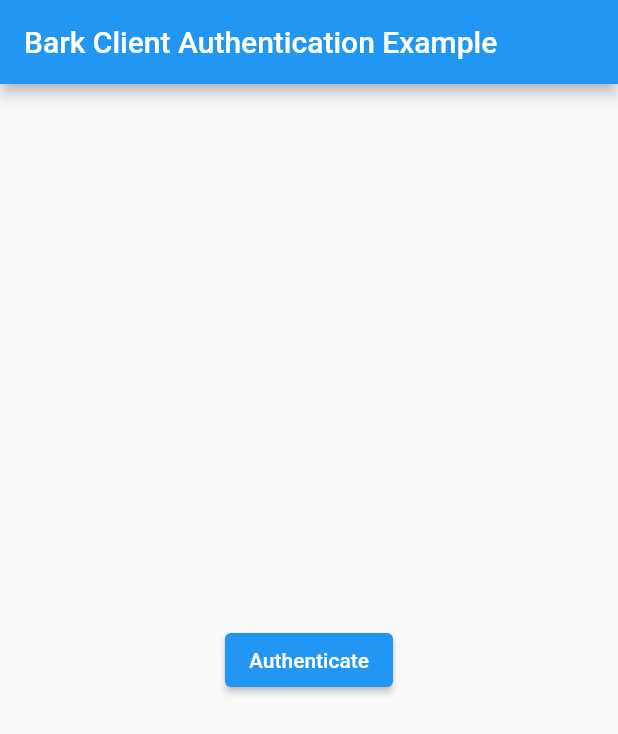
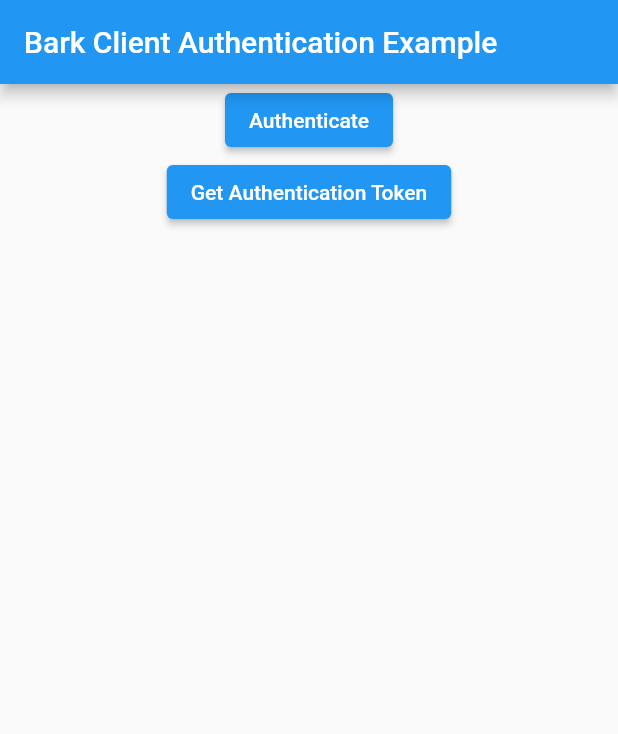
Before and after one commit to barksh/Bark-Client-Authentication-Flutter, a Flutter app: the screen it shows after launch, after a tap on "Authenticate", on a phone screen of 412 x 824 dp. Shown: the top 734 px of the screen. Run offline on Flutter 3.47's test engine with Material 2 defaults, Android fonts, the phone set to English and light mode, and no system bars; our stand-ins replace basic_utils, dio, flutter_secure_storage; missing offline and left inert: flutter_web_auth_2, logo; network calls fail.

Commit message:
add verbose and testing cases

```diff
--- a/example/lib/main.dart
+++ b/example/lib/main.dart
@@ -1,6 +1,6 @@
 import 'package:bark/bark.dart';
-import 'package:bark_example/util/log.dart';
 import 'package:flutter/material.dart';
+import 'package:logo/logo.dart';
 
 void main() {
   runApp(const MyApp());
@@ -18,11 +18,11 @@ class MyApp extends StatefulWidget {
 class _MyAppState extends State<MyApp> {
   @override
   Widget build(BuildContext context) {
-    final BarkAuthenticationSignIn signIn = BarkAuthenticationSignIn(
+    final BarkAuthentication signIn = BarkAuthentication(
       authenticatorDomain: "bark.sh",
       targetDomain: "example.flutter.authentication.client.bark.sh",
       overrideAuthenticationModuleDomain: Uri.http("localhost:4000"),
-      logger: logger,
+      logLevel: LogoLogLevel.all(),
     );
 
     return MaterialApp(
@@ -33,7 +33,9 @@ class _MyAppState extends State<MyApp> {
         body: Center(
           child: Builder(
             builder: (BuildContext context) {
-              return ElevatedButton(
+              return Column(
+                children: [
+                  ElevatedButton(
                     child: const Text("Authenticate"),
                     onPressed: () {
                       signIn.signIn().then((BarkSignInResult? result) {
@@ -60,6 +62,38 @@ class _MyAppState extends State<MyApp> {
                         );
                       });
                     },
+                  ),
+                  ElevatedButton(
+                    child: const Text("Get Authentication Token"),
+                    onPressed: () {
+                      signIn
+                          .getAuthenticationToken()
+                          .then((BarkAuthenticationToken? result) {
+                        if (result == null) {
+                          return;
+                        }
+
+                        showDialog(
+                          context: context,
+                          builder: (BuildContext context) {
+                            return AlertDialog(
+                              title: const Text("Get Authentication Result"),
+                              content: Text(result.toString()),
+                              actions: [
+                                TextButton(
+                                  child: const Text("OK"),
+                                  onPressed: () {
+                                    Navigator.of(context).pop();
+                                  },
+                                ),
+                              ],
+                            );
+                          },
+                        );
+                      });
+                    },
+                  ),
+                ],
               );
             },
           ),
--- a/lib/src/bark/bark_authentication.dart
+++ b/lib/src/bark/bark_authentication.dart
@@ -66,6 +66,8 @@ class BarkAuthentication {
       key: authenticationStorageKey,
     );
 
+    logger.verbose("Bark - Get Authentication Token: $rawToken");
+
     if (rawToken == null) {
       return null;
     }
@@ -99,6 +101,8 @@ class BarkAuthentication {
       key: refreshStorageKey,
     );
 
+    logger.verbose("Bark - Get Refresh Token: $rawToken");
+
     if (rawToken == null) {
       return null;
     }
@@ -125,10 +129,17 @@ class BarkAuthentication {
       key: authenticationStorageKey,
       value: result.authenticationToken.rawToken,
     );
+
+    logger.verbose(
+        "Bark - Write Authentication Token: ${result.authenticationToken.rawToken}");
+
     await storage.write(
       key: refreshStorageKey,
       value: result.refreshToken.rawToken,
     );
+
+    logger
+        .verbose("Bark - Write Refresh Token: ${result.refreshToken.rawToken}");
 
     return result;
   }
```
Also changed, not shown: 1 other file. Lines whose indentation alone changed are shown as unchanged.
